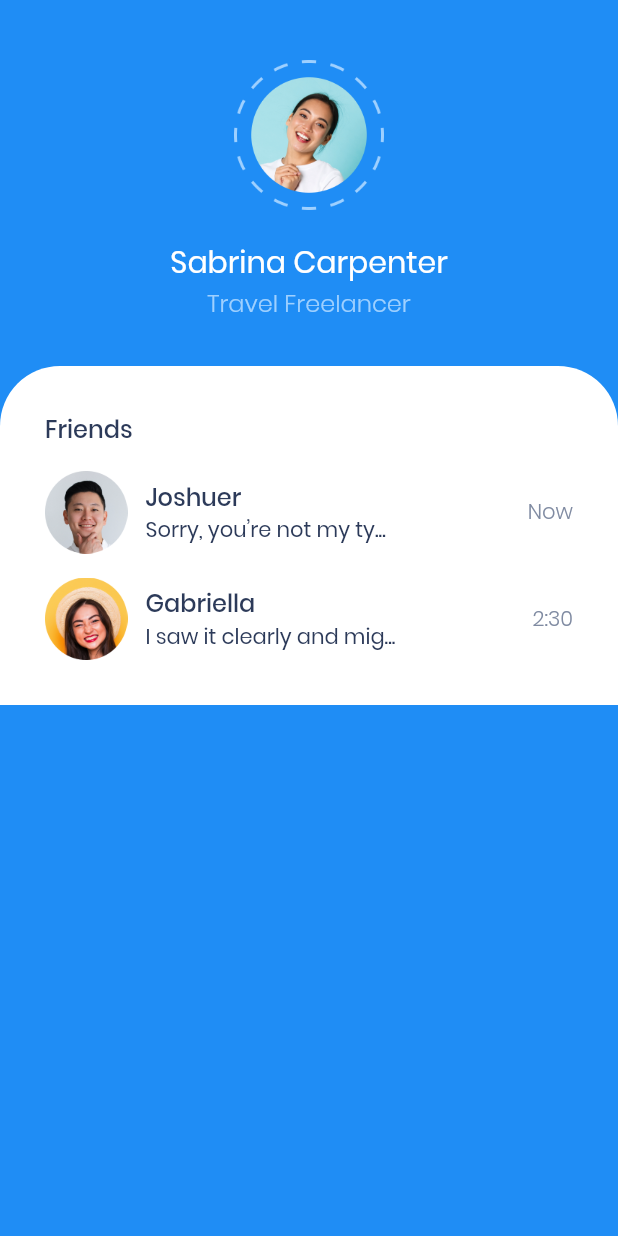
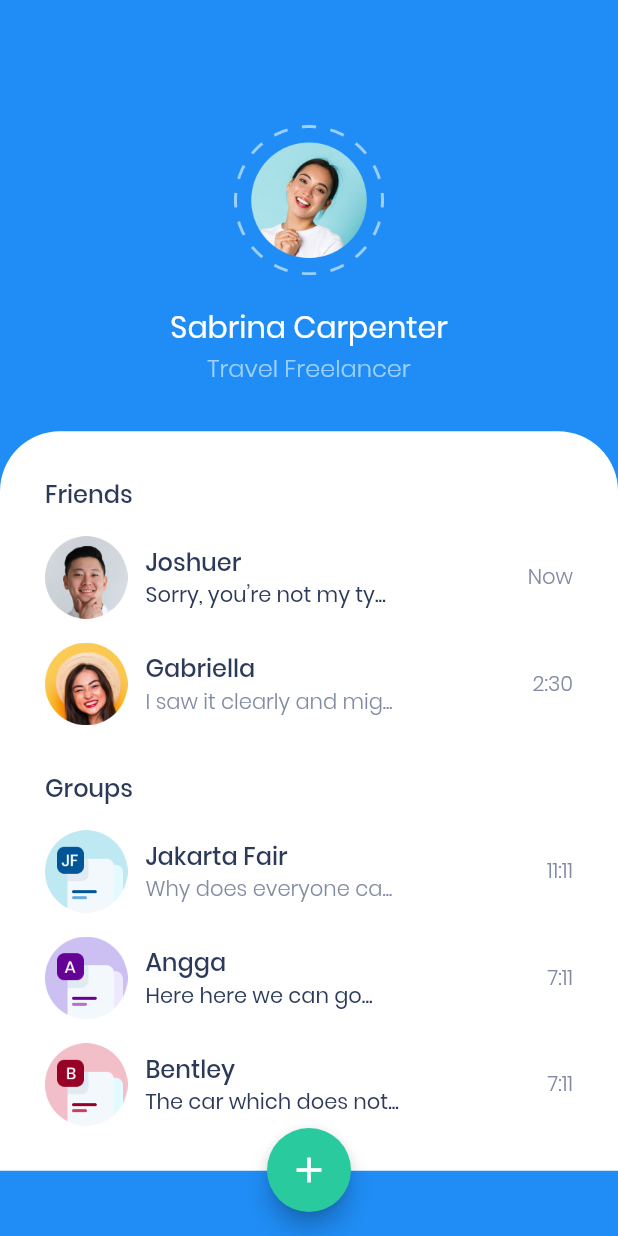
Before and after one commit to Dzaky02/chatty_apps, a Flutter app: the screen it shows after launch, on a phone screen of 412 x 824 dp. Run offline on Flutter 3.47's test engine with Material 2 defaults, Android fonts, the light colour scheme and no system bars.

Commit message:
Finish Home Page.

```diff
--- a/lib/pages/home_page.dart
+++ b/lib/pages/home_page.dart
@@ -7,8 +7,18 @@ class HomePage extends StatelessWidget {
   Widget build(BuildContext context) {
     return Scaffold(
       backgroundColor: primaryColor,
+      floatingActionButton: FloatingActionButton(
+        onPressed: () {},
+        backgroundColor: greenColor,
+        child: Icon(
+          Icons.add,
+          size: 28,
+        ),
+      ),
+      floatingActionButtonLocation: FloatingActionButtonLocation.centerFloat,
       body: SafeArea(
         child: Center(
+          child: SingleChildScrollView(
             child: Column(
               children: [
                 SizedBox(
@@ -54,12 +64,42 @@ class HomePage extends StatelessWidget {
                         name: 'Joshuer',
                         textMessage: 'Sorry, you’re not my ty...',
                         recieveTime: 'Now',
+                        isReaded: false,
                       ),
                       ChatTile(
                         imageURL: 'assets/images/pic_friend_2.png',
                         name: 'Gabriella',
                         textMessage: 'I saw it clearly and mig...',
                         recieveTime: '2:30',
+                        isReaded: true,
+                      ),
+                      SizedBox(
+                        height: 30,
+                      ),
+                      Text(
+                        'Groups',
+                        style: titleTextStyle,
+                      ),
+                      ChatTile(
+                        imageURL: 'assets/images/icon_group_1.png',
+                        name: 'Jakarta Fair',
+                        textMessage: 'Why does everyone ca...',
+                        recieveTime: '11:11',
+                        isReaded: true,
+                      ),
+                      ChatTile(
+                        imageURL: 'assets/images/icon_group_2.png',
+                        name: 'Angga',
+                        textMessage: 'Here here we can go...',
+                        recieveTime: '7:11',
+                        isReaded: false,
+                      ),
+                      ChatTile(
+                        imageURL: 'assets/images/icon_group_3.png',
+                        name: 'Bentley',
+                        textMessage: 'The car which does not...',
+                        recieveTime: '7:11',
+                        isReaded: false,
                       ),
                     ],
                   ),
@@ -68,6 +108,7 @@ class HomePage extends StatelessWidget {
             ),
           ),
         ),
+      ),
     );
   }
 }
--- a/lib/widgets/chat_tile.dart
+++ b/lib/widgets/chat_tile.dart
@@ -6,8 +6,14 @@ class ChatTile extends StatelessWidget {
   final name;
   final textMessage;
   final recieveTime;
+  final bool isReaded;
 
-  ChatTile({this.imageURL, this.name, this.textMessage, this.recieveTime});
+  ChatTile(
+      {this.imageURL,
+      this.name,
+      this.textMessage,
+      this.recieveTime,
+      this.isReaded});
 
   @override
   Widget build(BuildContext context) {
@@ -32,7 +38,7 @@ class ChatTile extends StatelessWidget {
               ),
               Text(
                 textMessage,
-                style: unReadTextStyle,
+                style: isReaded ? subTitleTextStyle : unReadTextStyle,
               ),
             ],
           ),
```
Lines whose indentation alone changed are shown as unchanged.
